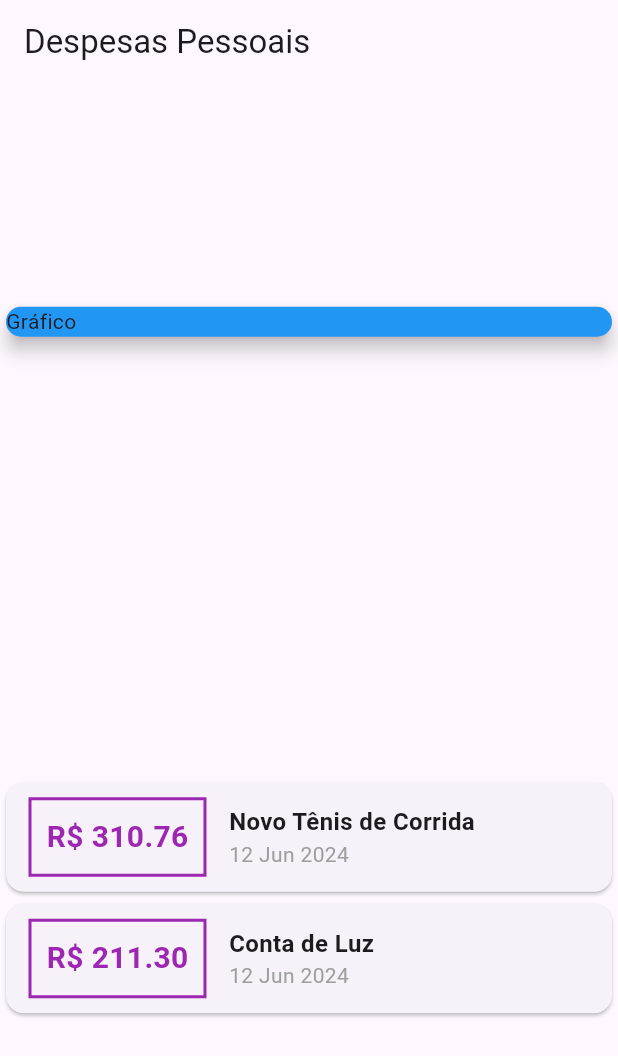
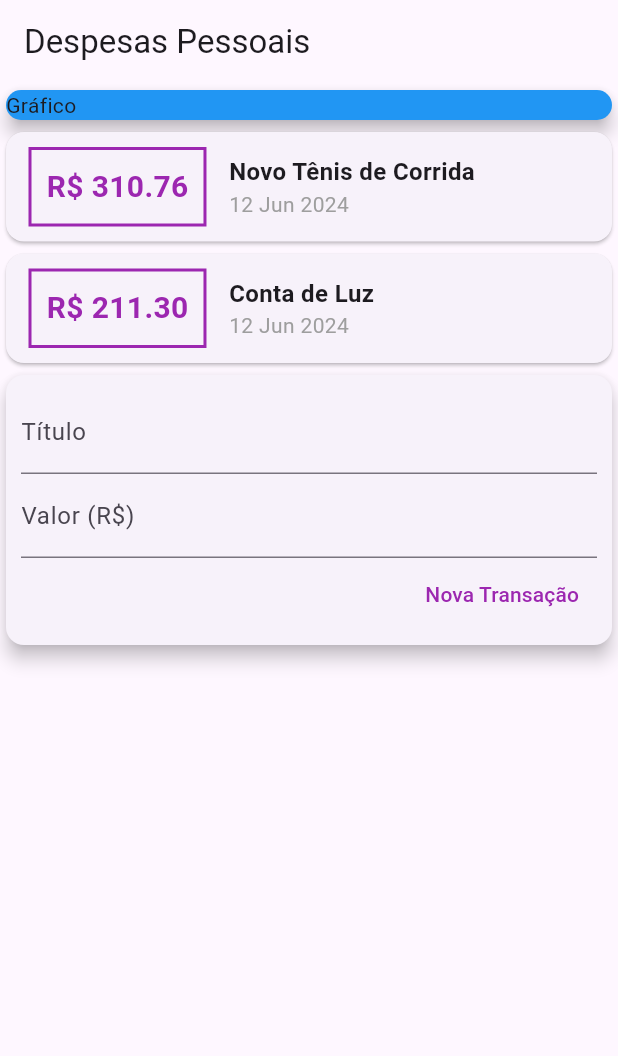
Before and after one commit to anabellypassos/APPDespesasPessoais, a Flutter app: the screen it shows after launch, on a phone screen of 412 x 824 dp. Shown: the top 1056 px of the screen. Run offline on Flutter 3.47's test engine with Material 3 defaults, Android fonts, the phone set to English and light mode, and no system bars.

Commit message:
Text field

```diff
--- a/lib/main.dart
+++ b/lib/main.dart
@@ -1,13 +1,11 @@
 import 'package:flutter/material.dart';
+import 'models/transaction.dart';
 import 'package:intl/intl.dart';
-import 'models/transaction.dart';
-
-
 
 main() => runApp(const ExpensesApp());
 
 class ExpensesApp extends StatelessWidget {
-  const ExpensesApp({super.key});
+  const ExpensesApp({Key? key}) : super(key: key);
   @override
   Widget build(BuildContext context) {
     return MaterialApp(home: MyHomePage());
@@ -15,7 +13,7 @@ class ExpensesApp extends StatelessWidget {
 }
 
 class MyHomePage extends StatelessWidget {
-  MyHomePage({super.key});
+  MyHomePage({Key? key}) : super(key: key);
   final _transactions = [
     Transaction(
       id: 't1',
@@ -38,7 +36,6 @@ class MyHomePage extends StatelessWidget {
         title: const Text('Despesas Pessoais'),
       ),
       body: Column(
-        mainAxisAlignment: MainAxisAlignment.spaceAround,
         crossAxisAlignment: CrossAxisAlignment.stretch,
         children: [
           const SizedBox(
@@ -52,9 +49,9 @@ class MyHomePage extends StatelessWidget {
             children: _transactions.map((tr) {
               return Card(
                 child: Row(
-                  children:<Widget> [
+                  children: [
                     Container(
-                    margin:const EdgeInsets.symmetric(
+                      margin: const EdgeInsets.symmetric(
                         horizontal: 15,
                         vertical: 10,
                       ),
@@ -62,42 +59,75 @@ class MyHomePage extends StatelessWidget {
                         border: Border.all(
                           color: Colors.purple,
                           width: 2,
-                      )
-                    ) ,
+                        ),
+                      ),
                       padding: const EdgeInsets.all(10),
-                    child: Text (
+                      child: Text(
                         'R\$ ${tr.value.toStringAsFixed(2)}',
                         style: const TextStyle(
                           fontWeight: FontWeight.bold,
                           fontSize: 20,
                           color: Colors.purple,
-
                         ),
                       ),
                     ),
                     Column(
-                    crossAxisAlignment:CrossAxisAlignment.start ,
-                    children:<Widget> [
+                      crossAxisAlignment: CrossAxisAlignment.start,
+                      children: [
                         Text(
                           tr.title,
-                       style:const TextStyle(
-                     fontSize: 16 ,
+                          style: const TextStyle(
+                            fontSize: 16,
                             fontWeight: FontWeight.bold,
-                        ) ,
                           ),
-                       Text
-                       (DateFormat('d MMM y').format(tr.date),
+                        ),
+                        Text(
+                          DateFormat('d MMM y').format(tr.date),
                           style: const TextStyle(
-                     color: Colors.grey
+                            color: Colors.grey,
                           ),
                         ),
                       ],
-                    )
+                    ),
                   ],
                 ),
               );
             }).toList(),
           ),
+          Card(
+            elevation: 5,
+            child: Padding(
+              padding: const EdgeInsets.all(10),
+              child: Column(
+                children: [
+                  const TextField(
+                    decoration: InputDecoration(
+                      labelText: 'Título',
+                    ),
+                  ),
+                  const TextField(
+                    decoration: InputDecoration(
+                      labelText: 'Valor (R\$)',
+                    ),
+                  ),
+                  Row(
+                    mainAxisAlignment: MainAxisAlignment.end,
+                    children: <Widget>[
+                      TextButton(
+                        child: const Text(
+                          'Nova Transação',
+                          style: TextStyle(
+                            color: Colors.purple,
+                          ),
+                        ),
+                        onPressed: () {},
+                      )
+                    ],
+                  ),
+                ],
+              ),
+            ),
+          )
         ],
       ),
     );
```
Lines whose indentation alone changed are shown as unchanged.
